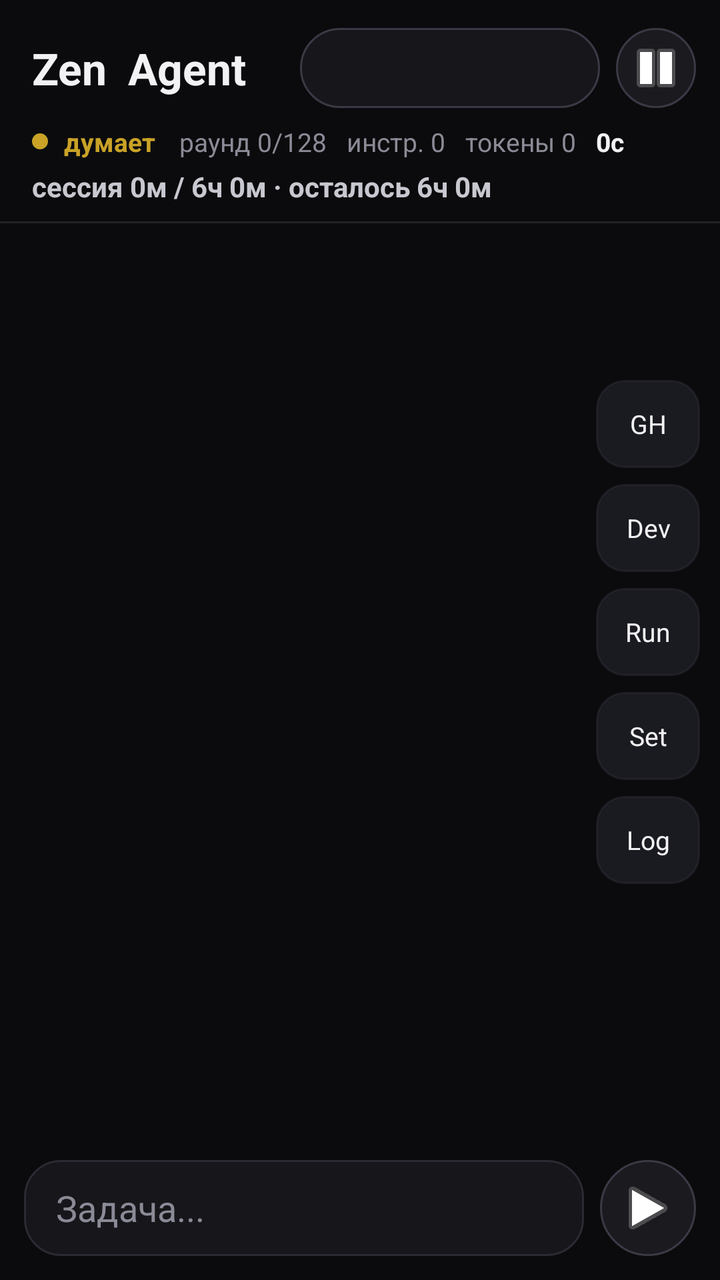
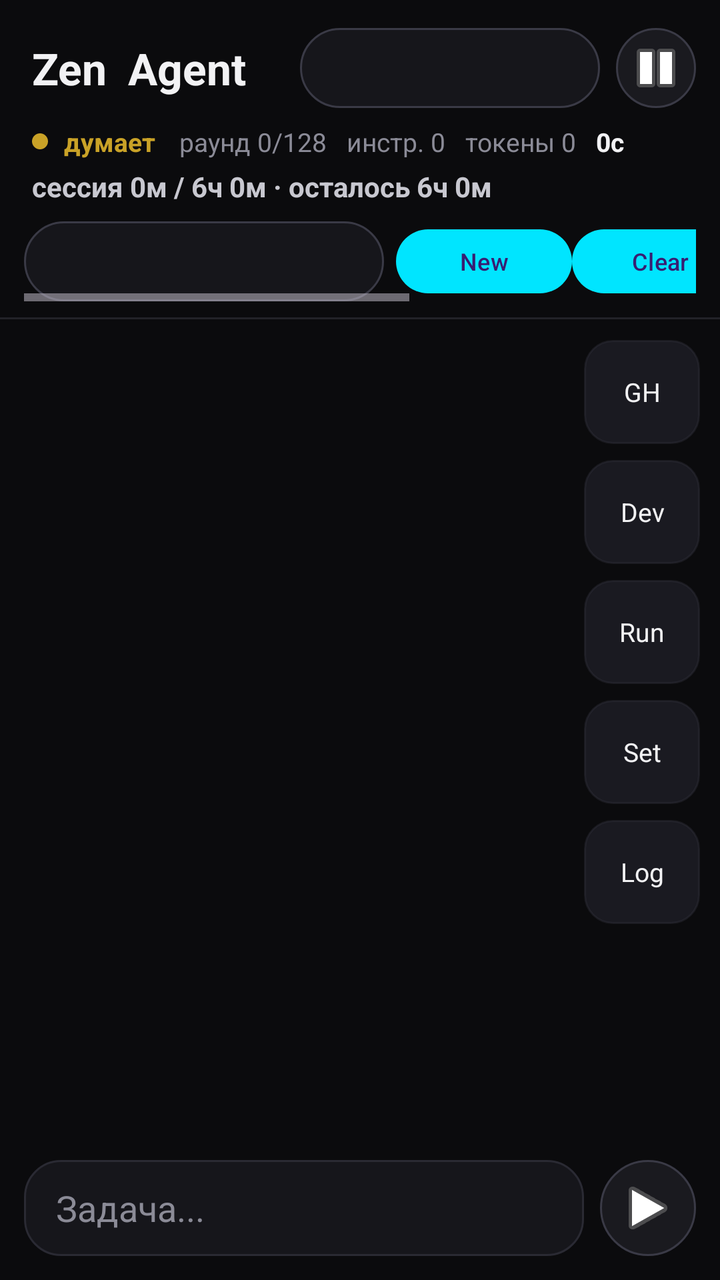

The first picture is an Android layout as it rendered before a commit; the second is the same layout after the commit. The layout source and the unified diff follow.
<!-- AndroidManifest.xml: application theme Theme.AndroIDE -->
<!-- res/layout/activity_main.xml -->
<?xml version="1.0" encoding="utf-8"?>
<FrameLayout xmlns:android="http://schemas.android.com/apk/res/android"
    android:layout_width="match_parent"
    android:layout_height="match_parent"
    android:background="@color/bg">

    <LinearLayout
        android:id="@+id/chatRoot"
        android:layout_width="match_parent"
        android:layout_height="match_parent"
        android:orientation="vertical">

        <LinearLayout
            android:paddingStart="16dp"
            android:paddingEnd="12dp"
            android:paddingTop="14dp"
            android:paddingBottom="8dp"
            android:gravity="center_vertical"
            android:orientation="horizontal"
            android:layout_width="match_parent"
            android:layout_height="wrap_content">

            <TextView
                android:id="@+id/brand"
                android:layout_width="0dp"
                android:layout_height="wrap_content"
                android:layout_weight="1"
                android:text="Zen  Agent"
                android:textSize="22sp"
                android:textStyle="bold"
                android:textColor="@color/text" />

            <Spinner
                android:id="@+id/topModel"
                android:layout_width="150dp"
                android:layout_height="40dp"
                android:background="@drawable/bg_chip"
                android:paddingStart="10dp"
                android:paddingEnd="6dp" />

            <ImageButton
                android:id="@+id/btnTopStop"
                android:layout_width="40dp"
                android:layout_height="40dp"
                android:layout_marginStart="8dp"
                android:background="@drawable/bg_stop"
                android:src="@android:drawable/ic_media_pause"
                android:contentDescription="stop" />
        </LinearLayout>

        <LinearLayout
            android:orientation="horizontal"
            android:gravity="center_vertical"
            android:paddingStart="16dp"
            android:paddingEnd="16dp"
            android:paddingBottom="2dp"
            android:layout_width="match_parent"
            android:layout_height="wrap_content">
            <View android:id="@+id/statusDot" android:layout_width="8dp" android:layout_height="8dp" android:background="@drawable/dot_think" />
            <TextView android:id="@+id/statusWord" android:layout_width="wrap_content" android:layout_height="wrap_content" android:text="думает" android:textColor="@color/think" android:textSize="13sp" android:paddingStart="8dp" android:textStyle="bold" />
            <TextView android:id="@+id/roundLabel" android:layout_width="wrap_content" android:layout_height="wrap_content" android:text="раунд 0/128" android:textColor="@color/muted" android:textSize="13sp" android:paddingStart="12dp" />
            <TextView android:id="@+id/instrLabel" android:layout_width="wrap_content" android:layout_height="wrap_content" android:text="инстр. 0" android:textColor="@color/muted" android:textSize="13sp" android:paddingStart="10dp" />
            <TextView android:id="@+id/tokLabel" android:layout_width="wrap_content" android:layout_height="wrap_content" android:text="токены 0" android:textColor="@color/muted" android:textSize="13sp" android:paddingStart="10dp" />
            <TextView android:id="@+id/timeLabel" android:layout_width="wrap_content" android:layout_height="wrap_content" android:text="0с" android:textColor="@color/text" android:textSize="13sp" android:textStyle="bold" android:paddingStart="10dp" />
        </LinearLayout>

        <TextView
            android:id="@+id/sessionLine"
            android:layout_width="match_parent"
            android:layout_height="wrap_content"
            android:paddingStart="16dp"
            android:paddingEnd="16dp"
            android:paddingTop="2dp"
            android:paddingBottom="8dp"
            android:text="сессия 0м / 6ч 0м · осталось 6ч 0м"
            android:textColor="#C8C8D0"
            android:textSize="14sp"
            android:textStyle="bold" />

        <View android:layout_width="match_parent" android:layout_height="1dp" android:background="#222228" />

        <ScrollView
            android:id="@+id/agentScroll"
            android:layout_width="match_parent"
            android:layout_height="0dp"
            android:layout_weight="1"
            android:fillViewport="true"
            android:paddingEnd="56dp">
            <LinearLayout
                android:id="@+id/chatBox"
                android:orientation="vertical"
                android:padding="16dp"
                android:layout_width="match_parent"
                android:layout_height="wrap_content" />
        </ScrollView>

        <LinearLayout
            android:orientation="horizontal"
            android:gravity="center_vertical"
            android:padding="12dp"
            android:layout_width="match_parent"
            android:layout_height="wrap_content">
            <EditText
                android:id="@+id/agentInput"
                android:layout_width="0dp"
                android:layout_height="48dp"
                android:layout_weight="1"
                android:background="@drawable/bg_input"
                android:hint="Задача..."
                android:textColorHint="@color/muted"
                android:textColor="@color/text"
                android:paddingStart="16dp"
                android:paddingEnd="16dp"
                android:inputType="textCapSentences|textMultiLine" />
            <ImageButton
                android:id="@+id/btnSend"
                android:layout_width="48dp"
                android:layout_height="48dp"
                android:layout_marginStart="8dp"
                android:background="@drawable/bg_stop"
                android:src="@android:drawable/ic_media_play"
                android:contentDescription="send" />
        </LinearLayout>
    </LinearLayout>

    <LinearLayout
        android:id="@+id/fabCol"
        android:orientation="vertical"
        android:layout_width="wrap_content"
        android:layout_height="wrap_content"
        android:layout_gravity="end|center_vertical"
        android:layout_marginEnd="10dp"
        android:elevation="8dp">
        <TextView android:id="@+id/fabGh" android:text="GH" style="@style/FabBtn" />
        <TextView android:id="@+id/fabDev" android:text="Dev" style="@style/FabBtn" />
        <TextView android:id="@+id/fabPrev" android:text="Run" style="@style/FabBtn" />
        <TextView android:id="@+id/fabSet" android:text="Set" style="@style/FabBtn" />
        <TextView android:id="@+id/fabLog" android:text="Log" style="@style/FabBtn" />
    </LinearLayout>

    <FrameLayout
        android:id="@+id/sheet"
        android:layout_width="match_parent"
        android:layout_height="match_parent"
        android:background="#E60B0B0D"
        android:visibility="gone"
        android:clickable="true"
        android:focusable="true">
        <LinearLayout
            android:orientation="vertical"
            android:layout_width="match_parent"
            android:layout_height="match_parent"
            android:layout_marginTop="48dp"
            android:layout_marginStart="8dp"
            android:layout_marginEnd="64dp"
            android:layout_marginBottom="8dp"
            android:background="@drawable/bg_input"
            android:padding="4dp">
            <TextView android:id="@+id/sheetTitle" android:layout_width="match_parent" android:layout_height="wrap_content" android:textColor="@color/accent" android:textStyle="bold" android:padding="10dp" android:text="panel" />
            <FrameLayout android:id="@+id/content" android:layout_width="match_parent" android:layout_height="0dp" android:layout_weight="1" />
            <Button android:id="@+id/sheetClose" android:layout_width="match_parent" android:layout_height="wrap_content" android:text="Закрыть" />
        </LinearLayout>
    </FrameLayout>
</FrameLayout>
<!-- resources referenced by this layout -->
<resources>
  <color name="accent">#2DD4BF</color>
  <color name="bg">#0B0B0D</color>
  <color name="muted">#8B8B97</color>
  <color name="text">#F2F2F4</color>
  <color name="think">#C9A227</color>
  <!-- drawable bg_chip (drawable) -->
  <?xml version="1.0" encoding="utf-8"?>
  <shape xmlns:android="http://schemas.android.com/apk/res/android" android:shape="rectangle">
      <solid android:color="#16161B" />
      <stroke android:width="1dp" android:color="#3A3A46" />
      <corners android:radius="22dp" />
  </shape>
  <!-- drawable bg_input (drawable) -->
  <?xml version="1.0" encoding="utf-8"?>
  <shape xmlns:android="http://schemas.android.com/apk/res/android" android:shape="rectangle">
      <solid android:color="#16161B" />
      <stroke android:width="1dp" android:color="#2A2A33" />
      <corners android:radius="18dp" />
  </shape>
  <!-- drawable bg_stop (drawable) -->
  <?xml version="1.0" encoding="utf-8"?>
  <shape xmlns:android="http://schemas.android.com/apk/res/android" android:shape="oval">
      <solid android:color="#1A1A1F" />
      <stroke android:width="1dp" android:color="#3A3A46" />
  </shape>
  <!-- drawable dot_think (drawable) -->
  <?xml version="1.0" encoding="utf-8"?>
  <shape xmlns:android="http://schemas.android.com/apk/res/android" android:shape="oval">
      <solid android:color="#C9A227" />
      <size android:width="8dp" android:height="8dp" />
  </shape>
  <style name="FabBtn">
          <item name="android:layout_width">52dp</item>
          <item name="android:layout_height">44dp</item>
          <item name="android:layout_marginBottom">8dp</item>
          <item name="android:gravity">center</item>
          <item name="android:textColor">@color/text</item>
          <item name="android:textSize">13sp</item>
          <item name="android:background">@drawable/bg_fab</item>
      </style>
  <style name="Theme.AndroIDE" parent="Theme.Material3.Dark.NoActionBar">
          <item name="colorPrimary">#00E5FF</item>
          <item name="colorSecondary">#FFD54F</item>
          <item name="android:statusBarColor">#0B1220</item>
          <item name="android:navigationBarColor">#0B1220</item>
          <item name="android:windowBackground">#0B1220</item>
      </style>
  <!-- drawable bg_fab (drawable) -->
  <?xml version="1.0" encoding="utf-8"?>
  <shape xmlns:android="http://schemas.android.com/apk/res/android" android:shape="rectangle">
      <solid android:color="#CC1F1F26" />
      <stroke android:width="1dp" android:color="#553A3A46" />
      <corners android:radius="14dp" />
  </shape>
</resources>

<!-- the commit's change to res/layout/activity_main.xml (unified diff, before → after) -->
@@ -76,6 +76,21 @@
             android:textColor="#C8C8D0"
             android:textSize="14sp"
             android:textStyle="bold" />
+
+        <HorizontalScrollView
+            android:layout_width="match_parent"
+            android:layout_height="wrap_content"
+            android:paddingStart="12dp"
+            android:paddingEnd="12dp"
+            android:paddingBottom="8dp">
+            <LinearLayout android:orientation="horizontal" android:layout_width="wrap_content" android:layout_height="wrap_content">
+                <Spinner android:id="@+id/sessSpin" android:layout_width="180dp" android:layout_height="40dp" android:background="@drawable/bg_chip" />
+                <Button android:id="@+id/btnSessNew" android:layout_width="wrap_content" android:layout_height="40dp" android:text="New" android:textSize="12sp" android:layout_marginStart="6dp" />
+                <Button android:id="@+id/btnSessDel" android:layout_width="wrap_content" android:layout_height="40dp" android:text="Clear" android:textSize="12sp" />
+                <Spinner android:id="@+id/snapSpin" android:layout_width="160dp" android:layout_height="40dp" android:background="@drawable/bg_chip" android:layout_marginStart="6dp" />
+                <Button android:id="@+id/btnSnapBack" android:layout_width="wrap_content" android:layout_height="40dp" android:text="Undo" android:textSize="12sp" />
+            </LinearLayout>
+        </HorizontalScrollView>
 
         <View android:layout_width="match_parent" android:layout_height="1dp" android:background="#222228" />
 
<!-- resource entries referenced after the edit -->
@@ -32,8 +32,8 @@
       <size android:width="8dp" android:height="8dp" />
   </shape>
   <style name="FabBtn">
-          <item name="android:layout_width">52dp</item>
-          <item name="android:layout_height">44dp</item>
+          <item name="android:layout_width">58dp</item>
+          <item name="android:layout_height">52dp</item>
           <item name="android:layout_marginBottom">8dp</item>
           <item name="android:gravity">center</item>
           <item name="android:textColor">@color/text</item>
